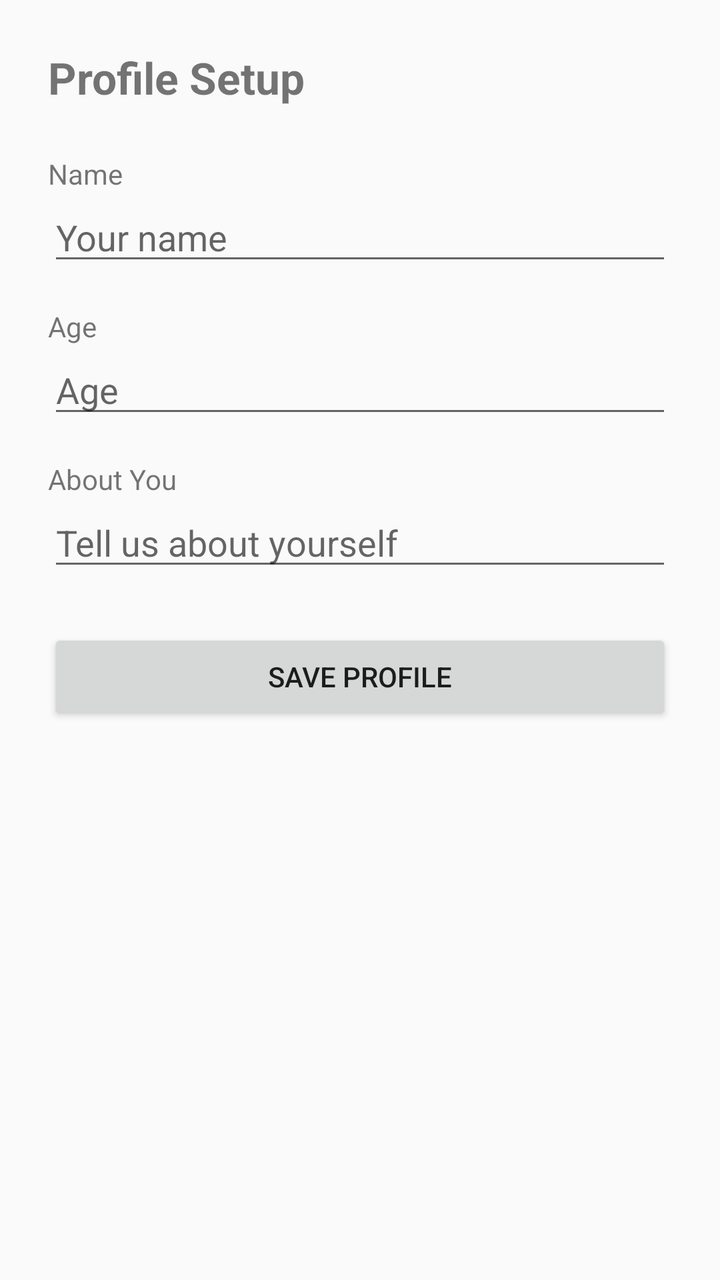
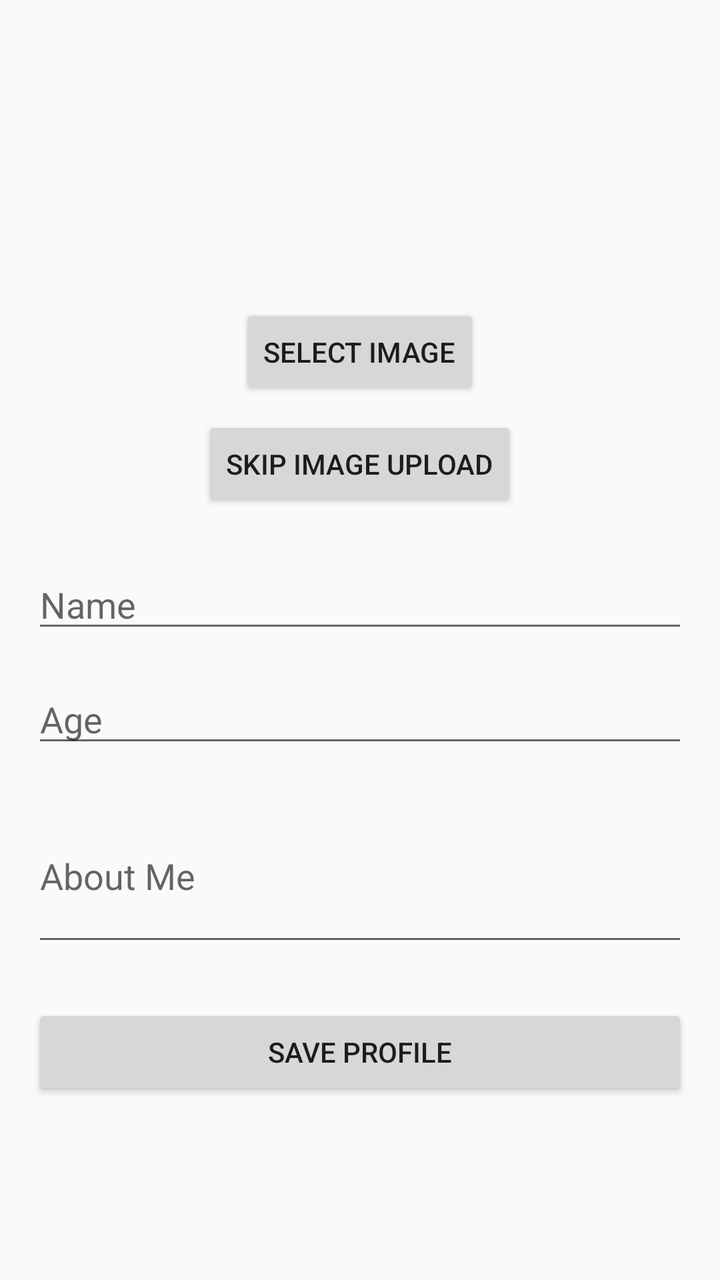

The first picture is an Android layout as it rendered before a commit; the second is the same layout after the commit. The layout source and the unified diff follow.
<!-- AndroidManifest.xml: application theme Theme.ValueMatch -->
<!-- res/layout/fragment_profile.xml -->
<?xml version="1.0" encoding="utf-8"?>
<ScrollView xmlns:android="http://schemas.android.com/apk/res/android"
    android:layout_width="match_parent"
    android:layout_height="match_parent"
    android:padding="24dp">

    <LinearLayout
        android:layout_width="match_parent"
        android:layout_height="wrap_content"
        android:orientation="vertical">

        <TextView
            android:text="Profile Setup"
            android:textSize="22sp"
            android:textStyle="bold"
            android:layout_width="wrap_content"
            android:layout_height="wrap_content"
            android:layout_marginBottom="24dp"/>

        <TextView
            android:text="Name"
            android:layout_width="wrap_content"
            android:layout_height="wrap_content"/>

        <EditText
            android:id="@+id/nameText"
            android:hint="Your name"
            android:layout_width="match_parent"
            android:layout_height="wrap_content"
            android:layout_marginBottom="16dp"/>

        <TextView
            android:text="Age"
            android:layout_width="wrap_content"
            android:layout_height="wrap_content"/>

        <EditText
            android:id="@+id/ageText"
            android:hint="Age"
            android:inputType="number"
            android:layout_width="match_parent"
            android:layout_height="wrap_content"
            android:layout_marginBottom="16dp"/>

        <TextView
            android:text="About You"
            android:layout_width="wrap_content"
            android:layout_height="wrap_content"/>

        <EditText
            android:id="@+id/aboutText"
            android:hint="Tell us about yourself"
            android:layout_width="match_parent"
            android:layout_height="wrap_content"
            android:layout_marginBottom="24dp"/>

        <Button
            android:id="@+id/saveProfileBtn"
            android:text="Save Profile"
            android:layout_width="match_parent"
            android:layout_height="wrap_content"/>

    </LinearLayout>
</ScrollView>
<!-- resources referenced by this layout -->
<resources>
  <style name="Theme.ValueMatch" parent="Theme.AppCompat.DayNight.NoActionBar">
          <item name="colorPrimary">@color/purple_500</item>
          <item name="colorPrimaryDark">@color/purple_700</item>
          <item name="colorAccent">@color/teal_200</item>
      </style>
  <color name="purple_500">#FF6200EE</color>
  <color name="purple_700">#FF3700B3</color>
  <color name="teal_200">#FF03DAC5</color>
</resources>

<!-- the commit's change to res/layout/fragment_profile.xml (unified diff, before → after) -->
@@ -1,64 +1,78 @@
 <?xml version="1.0" encoding="utf-8"?>
 <ScrollView xmlns:android="http://schemas.android.com/apk/res/android"
+    xmlns:tools="http://schemas.android.com/tools"
+    android:id="@+id/scrollViewProfile"
     android:layout_width="match_parent"
     android:layout_height="match_parent"
-    android:padding="24dp">
+    android:padding="16dp"
+    tools:context=".ui.fragments.ProfileFragment">
 
     <LinearLayout
         android:layout_width="match_parent"
         android:layout_height="wrap_content"
-        android:orientation="vertical">
+        android:orientation="vertical"
+        android:gravity="center_horizontal">
 
-        <TextView
-            android:text="Profile Setup"
-            android:textSize="22sp"
-            android:textStyle="bold"
+        
+        <ImageView
+            android:id="@+id/profileImageView"
+            android:layout_width="120dp"
+            android:layout_height="120dp"
+            android:layout_marginBottom="16dp"
+            android:contentDescription="@string/profile_image"
+            android:src="@drawable/ic_profile_placeholder"
+            android:scaleType="centerCrop"
+            android:background="@drawable/circle_background" />
+
+        
+        <Button
+            android:id="@+id/selectImageButton"
             android:layout_width="wrap_content"
             android:layout_height="wrap_content"
-            android:layout_marginBottom="24dp"/>
+            android:text="@string/select_image"
+            android:layout_marginBottom="8dp" />
 
-        <TextView
-            android:text="Name"
+        <Button
+            android:id="@+id/skipImageButton"
             android:layout_width="wrap_content"
-            android:layout_height="wrap_content"/>
+            android:layout_height="wrap_content"
+            android:text="@string/skip_image_upload"
+            android:layout_marginBottom="24dp" />
 
+        
         <EditText
-            android:id="@+id/nameText"
-            android:hint="Your name"
+            android:id="@+id/nameEditText"
             android:layout_width="match_parent"
             android:layout_height="wrap_content"
-            android:layout_marginBottom="16dp"/>
+            android:hint="@string/name_hint"
+            android:inputType="textPersonName"
+            android:layout_marginBottom="16dp" />
 
-        <TextView
-            android:text="Age"
-            android:layout_width="wrap_content"
-            android:layout_height="wrap_content"/>
-
+        
         <EditText
-            android:id="@+id/ageText"
-            android:hint="Age"
-            android:inputType="number"
+            android:id="@+id/ageEditText"
             android:layout_width="match_parent"
             android:layout_height="wrap_content"
-            android:layout_marginBottom="16dp"/>
+            android:hint="@string/age_hint"
+            android:inputType="number"
+            android:layout_marginBottom="16dp" />
 
-        <TextView
-            android:text="About You"
-            android:layout_width="wrap_content"
-            android:layout_height="wrap_content"/>
-
+        
         <EditText
-            android:id="@+id/aboutText"
-            android:hint="Tell us about yourself"
+            android:id="@+id/aboutEditText"
             android:layout_width="match_parent"
             android:layout_height="wrap_content"
-            android:layout_marginBottom="24dp"/>
+            android:hint="@string/about_hint"
+            android:inputType="textMultiLine"
+            android:lines="3"
+            android:layout_marginBottom="24dp" />
 
+        
         <Button
-            android:id="@+id/saveProfileBtn"
-            android:text="Save Profile"
+            android:id="@+id/saveProfileButton"
             android:layout_width="match_parent"
-            android:layout_height="wrap_content"/>
+            android:layout_height="wrap_content"
+            android:text="@string/save_profile" />
 
     </LinearLayout>
 </ScrollView>
<!-- resource entries referenced after the edit -->
@@ -1,5 +1,22 @@
 <!-- resources referenced by this layout -->
 <resources>
+  <!-- drawable circle_background (drawable) -->
+  <?xml version="1.0" encoding="utf-8"?>
+  <selector xmlns:android="http://schemas.android.com/apk/res/android">
+  
+  </selector>
+  <!-- drawable ic_profile_placeholder (drawable) -->
+  <?xml version="1.0" encoding="utf-8"?>
+  <selector xmlns:android="http://schemas.android.com/apk/res/android">
+  
+  </selector>
+  <string name="about_hint">About Me</string>
+  <string name="age_hint">Age</string>
+  <string name="name_hint">Name</string>
+  <string name="profile_image">Profile Image</string>
+  <string name="save_profile">Save Profile</string>
+  <string name="select_image">Select Image</string>
+  <string name="skip_image_upload">Skip Image Upload</string>
   <style name="Theme.ValueMatch" parent="Theme.AppCompat.DayNight.NoActionBar">
           <item name="colorPrimary">@color/purple_500</item>
           <item name="colorPrimaryDark">@color/purple_700</item>
